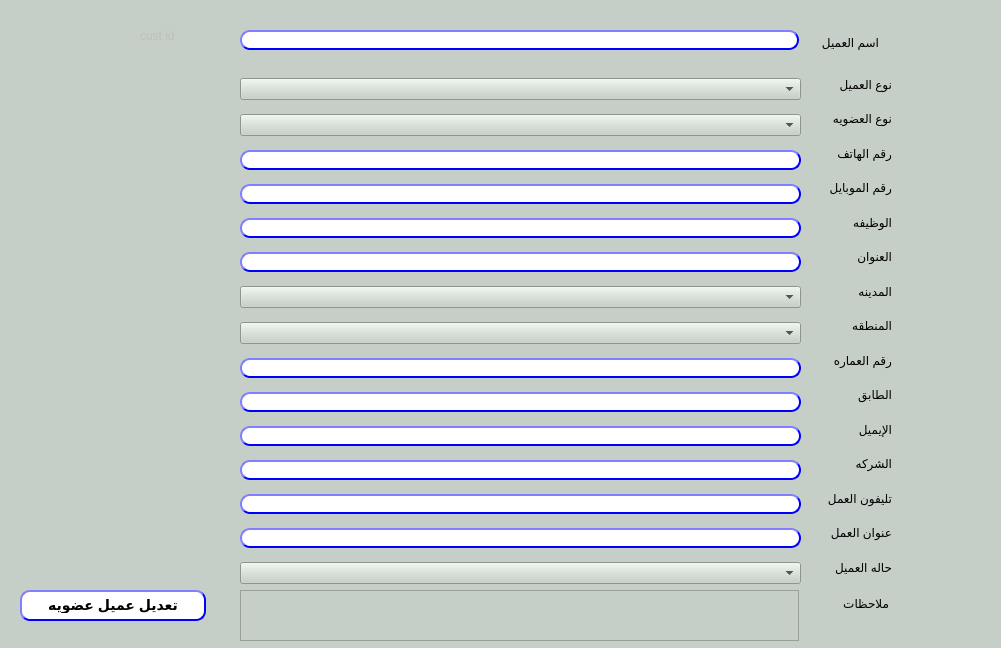
Old version of the form presentation/loyalty_ui/modifyCustomer.ui in the repository shymaa123456/HyperPOS2020.
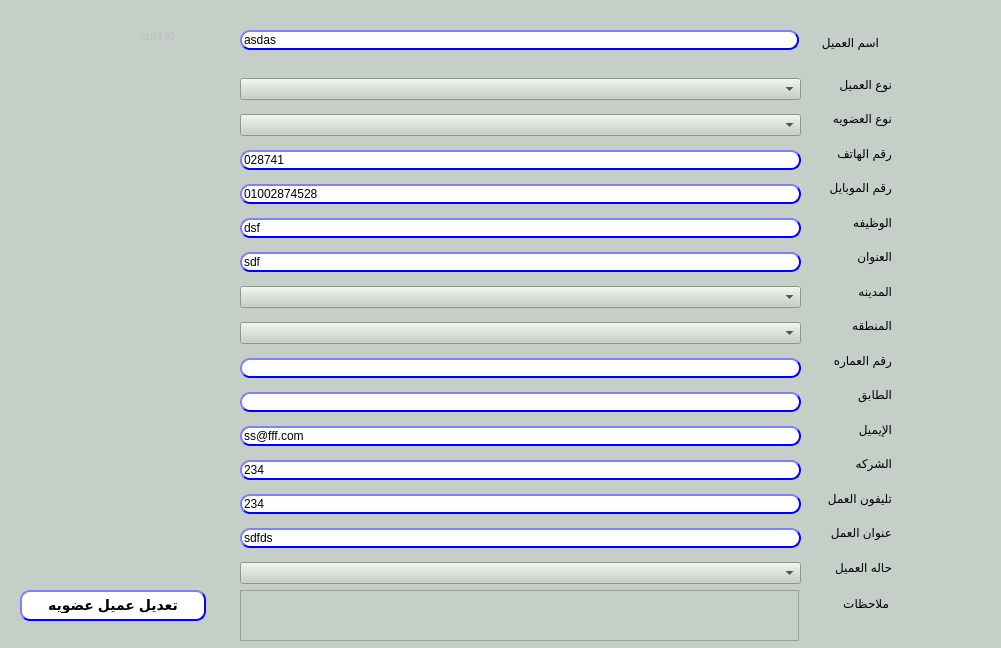
New version of the form.

What changed in the file:
```diff
--- a/presentation/loyalty_ui/modifyCustomer.ui
+++ b/presentation/loyalty_ui/modifyCustomer.ui
@@ -189,6 +189,9 @@
                                         }
                                     </string>
       </property>
+      <property name="text">
+       <string>028741</string>
+      </property>
      </widget>
     </item>
     <item>
@@ -217,6 +220,9 @@
                                         }
                                     </string>
       </property>
+      <property name="text">
+       <string>01002874528</string>
+      </property>
      </widget>
     </item>
     <item>
@@ -245,6 +251,9 @@
                                         }
                                     </string>
       </property>
+      <property name="text">
+       <string>dsf</string>
+      </property>
      </widget>
     </item>
     <item>
@@ -273,6 +282,9 @@
                                         }
                                     </string>
       </property>
+      <property name="text">
+       <string>sdf</string>
+      </property>
      </widget>
     </item>
     <item>
@@ -371,6 +383,9 @@
                                         }
                                     </string>
       </property>
+      <property name="text">
+       <string>ss@fff.com</string>
+      </property>
      </widget>
     </item>
     <item>
@@ -399,6 +414,9 @@
                                         }
                                     </string>
       </property>
+      <property name="text">
+       <string>234</string>
+      </property>
      </widget>
     </item>
     <item>
@@ -427,6 +445,9 @@
                                         }
                                     </string>
       </property>
+      <property name="text">
+       <string>234</string>
+      </property>
      </widget>
     </item>
     <item>
@@ -456,6 +477,9 @@
                                     
                             </string>
       </property>
+      <property name="text">
+       <string>sdfds</string>
+      </property>
      </widget>
     </item>
     <item>
@@ -589,6 +613,9 @@
                                         }
                                     </string>
    </property>
+   <property name="text">
+    <string>asdas</string>
+   </property>
   </widget>
   <widget class="QTextEdit" name="LE_notes">
    <property name="geometry">
```
